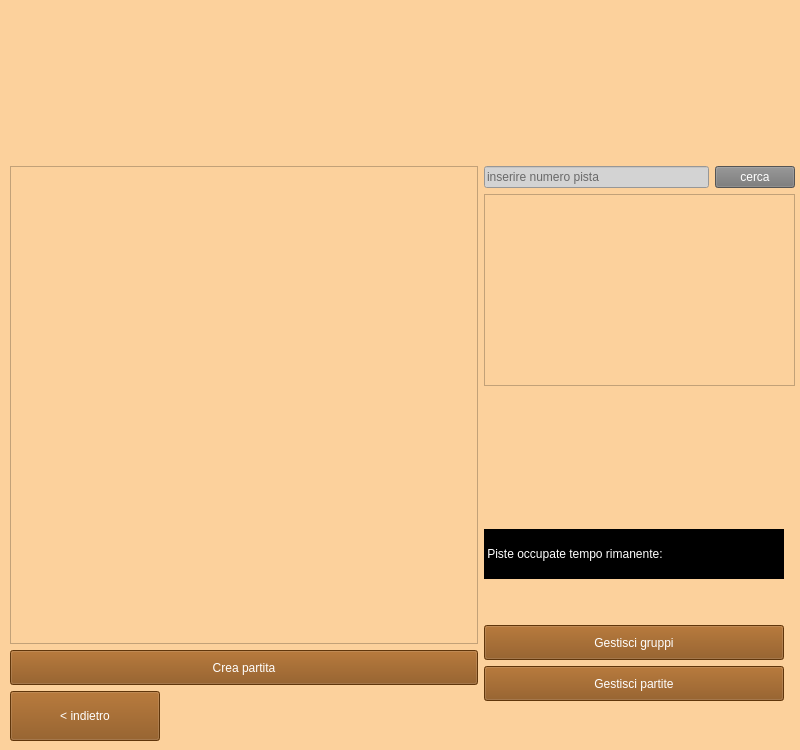
First picture: the form in Partita/view/gestionePartite.ui, repository ManuelMarrone/GestioneBowling, before the edit.
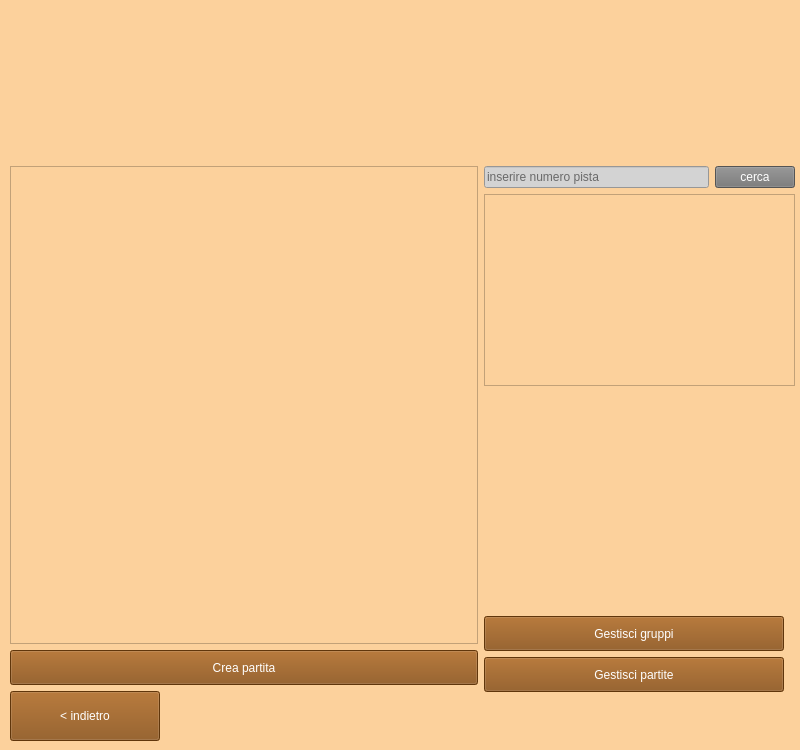
Second picture: the form after the edit. Icons and pictures are not drawn.

What changed in the file:
```diff
--- a/Partita/view/gestionePartite.ui
+++ b/Partita/view/gestionePartite.ui
@@ -301,7 +301,7 @@
        </layout>
       </item>
       <item>
-       <layout class="QVBoxLayout" name="verticalLayout_2" stretch="0,0,0,0,0">
+       <layout class="QVBoxLayout" name="verticalLayout_2" stretch="0,0,0,0">
         <property name="sizeConstraint">
          <enum>QLayout::SetFixedSize</enum>
         </property>
@@ -361,28 +361,6 @@
           </property>
          </spacer>
         </item>
-        <item>
-         <widget class="QLabel" name="messaggioTempo">
-          <property name="minimumSize">
-           <size>
-            <width>300</width>
-            <height>50</height>
-           </size>
-          </property>
-          <property name="maximumSize">
-           <size>
-            <width>300</width>
-            <height>50</height>
-           </size>
-          </property>
-          <property name="styleSheet">
-           <string notr="true">color: white;  background-color: #000000</string>
-          </property>
-          <property name="text">
-           <string> Piste occupate tempo rimanente: </string>
-          </property>
-         </widget>
-        </item>
         <item>
          <layout class="QVBoxLayout" name="verticalLayout_4">
           <item>
```
